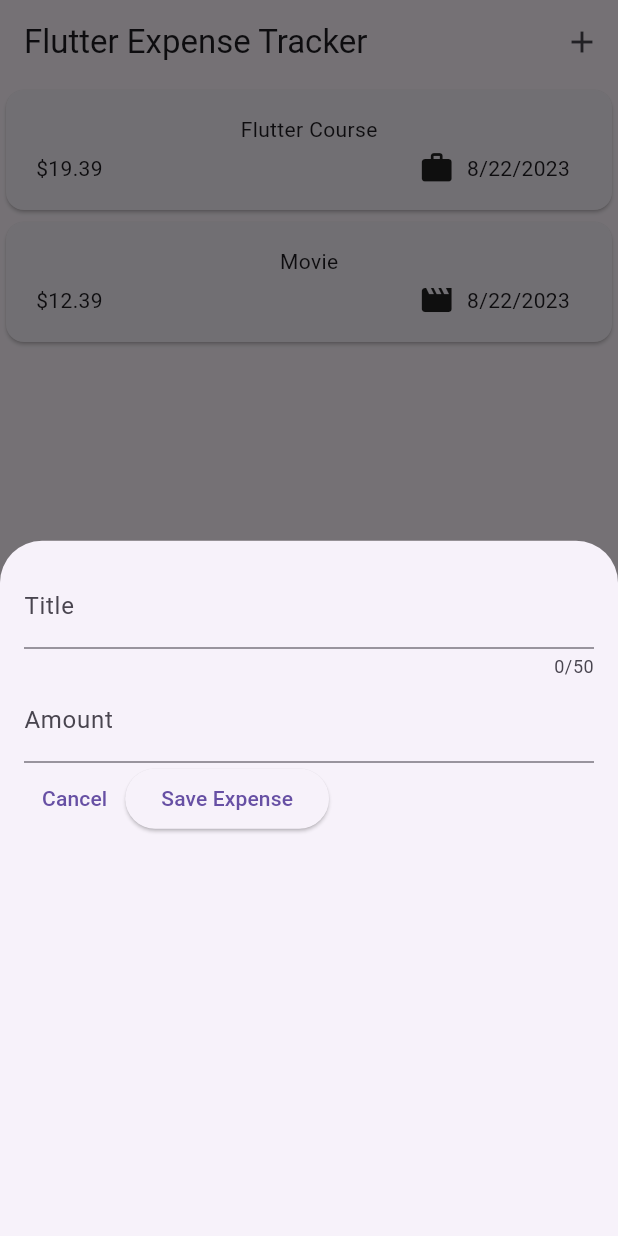
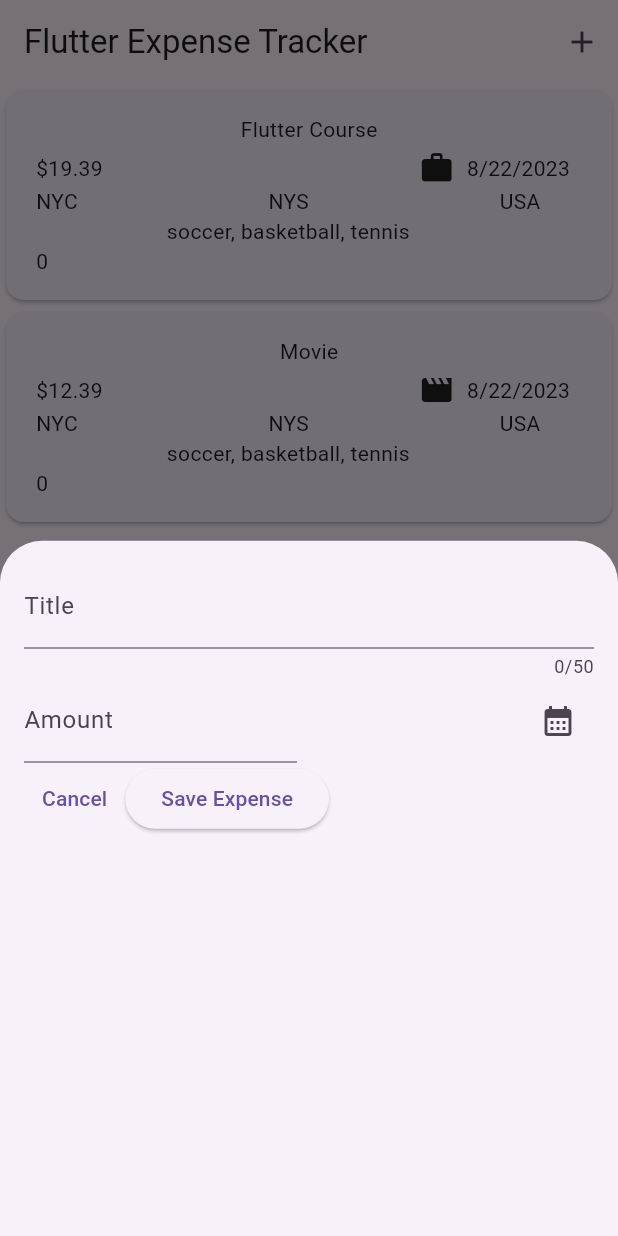
Before and after one commit to liba6/flutter_expense_tracker, a Flutter app: the screen it shows after launch, after a tap on the "add" icon, on a phone screen of 412 x 824 dp. Run offline on Flutter 3.47's test engine with Material 2 defaults, Android fonts, the phone set to English and light mode, and no system bars; our stand-ins replace hooks_riverpod.

Commit message:
feat (providers) : Learn riverpod providers

```diff
--- a/lib/expenses.dart
+++ b/lib/expenses.dart
@@ -2,6 +2,7 @@ import 'package:flutter/material.dart';
 import 'package:flutter_expense_tracker/widgets/expenses_list/expenses_list.dart';
 import 'package:flutter_expense_tracker/models/expense.dart';
 import 'package:flutter_expense_tracker/widgets/expenses_list/new_expense.dart';
+import 'package:hooks_riverpod/hooks_riverpod.dart';
 
 class Expenses extends StatefulWidget {
   const Expenses({super.key});
--- a/lib/main.dart
+++ b/lib/main.dart
@@ -1,11 +1,14 @@
 import 'package:flutter/material.dart';
 import 'package:flutter_expense_tracker/expenses.dart';
+import 'package:hooks_riverpod/hooks_riverpod.dart';
 
 void main() {
   runApp(
-    MaterialApp(
-      theme: ThemeData(useMaterial3: true),
-      home: const Expenses(),
+    ProviderScope(
+      child: MaterialApp(
+        theme: ThemeData(useMaterial3: true),
+        home: const Expenses(),
+      ),
     ),
   );
 }
--- a/lib/widgets/expenses_list/expense_item.dart
+++ b/lib/widgets/expenses_list/expense_item.dart
@@ -1,6 +1,8 @@
 import 'package:flutter/material.dart';
 import 'package:flutter_expense_tracker/models/expense.dart';
 import 'package:flutter_expense_tracker/expenses.dart';
+import 'package:flutter_expense_tracker/widgets/providers/providers.dart';
+import 'package:flutter_expense_tracker/widgets/providers/stateful_providers.dart';
 
 class ExpenseItem extends StatelessWidget {
   const ExpenseItem(this.registeredExpenses, {super.key});
@@ -36,6 +38,14 @@ class ExpenseItem extends StatelessWidget {
                     ],
                   )
                 ],
+              ),
+              Row(
+                children: [
+                  ProvidersPlay(),
+                ],
+              ),
+              const Row(
+                children: [Counter()],
               )
             ],
           )),
--- a/lib/widgets/expenses_list/new_expense.dart
+++ b/lib/widgets/expenses_list/new_expense.dart
@@ -1,4 +1,7 @@
 import 'package:flutter/material.dart';
+import 'package:intl/intl.dart';
+
+final formatter = DateFormat.yMd();
 
 class NewExpense extends StatefulWidget {
   const NewExpense({super.key});
@@ -11,6 +14,21 @@ class NewExpense extends StatefulWidget {
 class _NewExpenseState extends State<NewExpense> {
   final _titleController = TextEditingController();
   final _amtController = TextEditingController();
+  DateTime? _selectedDate;
+
+  void _showDatePicker() async {
+    final now = DateTime.now();
+    final firstDate = DateTime(now.year - 1, now.month, now.day);
+    final pickedDate = await showDatePicker(
+      context: context,
+      initialDate: now,
+      firstDate: firstDate,
+      lastDate: now,
+    );
+    setState(() {
+      _selectedDate = pickedDate;
+    });
+  }
 
   @override
   void dispose() {
@@ -32,7 +50,10 @@ class _NewExpenseState extends State<NewExpense> {
               label: Text('Title'),
             ),
           ),
-          TextField(
+          Row(
+            children: [
+              Expanded(
+                child: TextField(
                   controller: _amtController,
                   keyboardType: TextInputType.number,
                   decoration: const InputDecoration(
@@ -40,10 +61,30 @@ class _NewExpenseState extends State<NewExpense> {
                     label: Text('Amount'),
                   ),
                 ),
+              ),
+              const SizedBox(width: 16),
+              Expanded(
+                  child: Row(
+                mainAxisAlignment: MainAxisAlignment.end,
+                crossAxisAlignment: CrossAxisAlignment.center,
+                children: [
+                  const Text(''),
+                  IconButton(
+                    onPressed: () {
+                      _showDatePicker();
+                    },
+                    icon: const Icon(Icons.calendar_month),
+                  ),
+                ],
+              ))
+            ],
+          ),
           Row(
             children: [
               TextButton(
-                onPressed: () {},
+                onPressed: () {
+                  Navigator.pop(context);
+                },
                 child: const Text('Cancel'),
               ),
               ElevatedButton(
--- /dev/null
+++ b/lib/widgets/providers/providers.dart
@@ -0,0 +1,40 @@
+import 'package:flutter/material.dart';
+import 'package:hooks_riverpod/hooks_riverpod.dart';
+
+class ProvidersPlay extends ConsumerWidget {
+  ProvidersPlay({super.key});
+
+  final cityProvider = Provider<String>((ref) => "NYC");
+
+  final stateProvider = Provider<String>((ref) => "NYS");
+
+  final countryProvider = Provider<String>((ref) => 'USA');
+
+  final sportProvider =
+      Provider<List<String>>((ref) => ['soccer', 'basketball', 'tennis']);
+
+  @override
+  Widget build(BuildContext context, WidgetRef ref) {
+    final city = ref.watch(cityProvider);
+    final state = ref.watch(stateProvider);
+    final country = ref.watch(countryProvider);
+    final sports = ref.watch(sportProvider);
+
+    return Column(children: [
+      Row(mainAxisAlignment: MainAxisAlignment.spaceAround, children: [
+        Text(city),
+        const SizedBox(width: 127),
+        Text(state),
+        const SizedBox(width: 127),
+        Text(country),
+      ]),
+      Row(
+        children: [
+          Text(
+            sports.join(', '),
+          ),
+        ],
+      )
+    ]);
+  }
+}
--- /dev/null
+++ b/lib/widgets/providers/stateful_providers.dart
@@ -0,0 +1,25 @@
+import 'package:flutter/material.dart';
+import 'package:hooks_riverpod/hooks_riverpod.dart';
+
+final counterAmt = Provider<int>((ref) => 0);
+
+class Counter extends ConsumerStatefulWidget {
+  const Counter({super.key});
+
+  @override
+  ConsumerState<Counter> createState() {
+    return _CounterState();
+  }
+}
+
+class _CounterState extends ConsumerState<Counter> {
+  @override
+  @override
+  Widget build(BuildContext context) {
+    final count = ref.watch(counterAmt);
+
+    return Column(
+      children: [Text(count.toString())],
+    );
+  }
+}
--- a/pubspec.yaml
+++ b/pubspec.yaml
@@ -30,7 +30,7 @@ environment:
 dependencies:
   flutter:
     sdk: flutter
-
+  hooks_riverpod: ^2.3.7
 
   # The following adds the Cupertino Icons font to your application.
   # Use with the CupertinoIcons class for iOS style icons.
@@ -54,7 +54,6 @@ dev_dependencies:
 
 # The following section is specific to Flutter packages.
 flutter:
-
   # The following line ensures that the Material Icons font is
   # included with your application, so that you can use the icons in
   # the material Icons class.
```
Also changed, not shown: pubspec.lock. Lines whose indentation alone changed are shown as unchanged.
